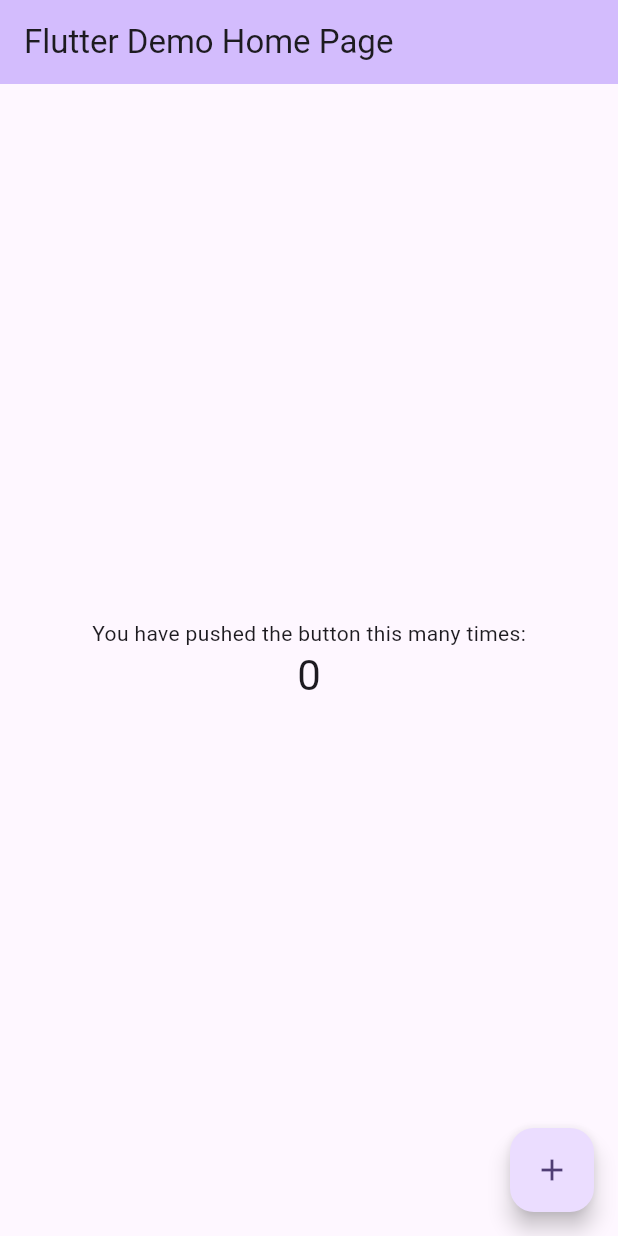
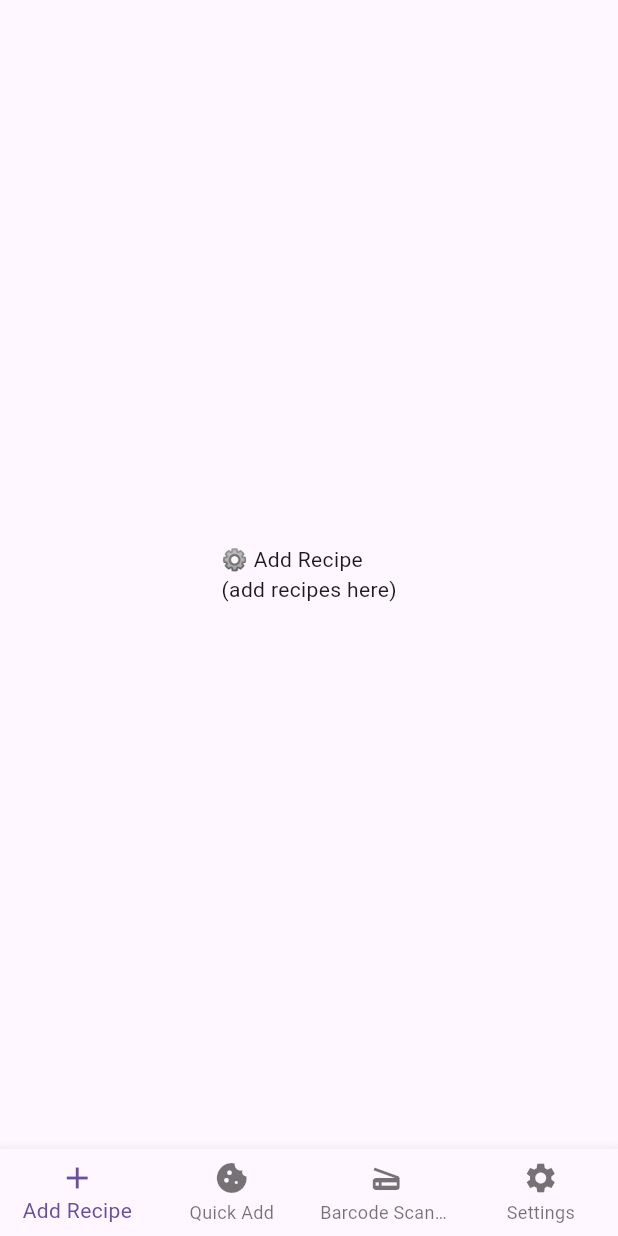
Before and after one commit to tysenh1/pantry.io-mobile, a Flutter app: the screen it shows after launch, on a phone screen of 412 x 824 dp. Run offline on Flutter 3.47's test engine with Material 3 defaults, Android fonts, the phone set to English and light mode, and no system bars; our stand-ins replace drift; accounts and stored records are empty; generated files the repository leaves out were written again.

Commit message:
feat: Started working on a togglable switch for the llm chatbot

```diff
--- /dev/null
+++ b/lib/core/providers/app_state.dart
@@ -0,0 +1,12 @@
+import 'package:flutter/foundation.dart';
+
+class AppState extends ChangeNotifier {
+  bool _isLLMConnected = false;
+
+  bool get isLLMConnected => _isLLMConnected;
+
+  void setLLMConnected(bool connected) {
+    _isLLMConnected = connected;
+    notifyListeners();
+  }
+}
--- /dev/null
+++ b/lib/features/chatbot/presentation/screens/chatbot_screen.dart
@@ -0,0 +1,10 @@
+import 'package:flutter/material.dart';
+
+class ChatbotScreen extends StatelessWidget {
+  const ChatbotScreen({super.key});
+
+  @override
+  Widget build(BuildContext context) {
+    return const Center(child: Text('⚙️ Chatbot\n(chat here)'));
+  }
+}
--- /dev/null
+++ b/lib/features/recipeAdd/presentation/screens/recipe_add_screen.dart
@@ -0,0 +1,10 @@
+import 'package:flutter/material.dart';
+
+class RecipeAddScreen extends StatelessWidget {
+  const RecipeAddScreen({super.key});
+
+  @override
+  Widget build(BuildContext context) {
+    return const Center(child: Text('⚙️ Add Recipe\n(add recipes here)'));
+  }
+}
--- a/lib/main.dart
+++ b/lib/main.dart
@@ -1,127 +1,31 @@
 import 'package:flutter/material.dart';
-import 'package:pantry_io_mobile/core/services/database_service.dart';
 import 'package:provider/provider.dart';
+import 'core/services/database_service.dart';
+import 'core/providers/app_state.dart';
+import 'shared/screens/main_screen.dart';
 
 void main() {
   WidgetsFlutterBinding.ensureInitialized();
   runApp(
-    ChangeNotifierProvider(create: (_) => DatabaseService(), child: MyApp()),
+    MultiProvider(
+      providers: [
+        ChangeNotifierProvider(create: (_) => DatabaseService()),
+        ChangeNotifierProvider(create: (_) => AppState()),
+      ],
+      child: const MyApp(),
+    ),
   );
 }
 
 class MyApp extends StatelessWidget {
   const MyApp({super.key});
 
-  // This widget is the root of your application.
   @override
   Widget build(BuildContext context) {
     return MaterialApp(
-      title: 'Flutter Demo',
-      theme: ThemeData(
-        // This is the theme of your application.
-        //
-        // TRY THIS: Try running your application with "flutter run". You'll see
-        // the application has a purple toolbar. Then, without quitting the app,
-        // try changing the seedColor in the colorScheme below to Colors.green
-        // and then invoke "hot reload" (save your changes or press the "hot
-        // reload" button in a Flutter-supported IDE, or press "r" if you used
-        // the command line to start the app).
-        //
-        // Notice that the counter didn't reset back to zero; the application
-        // state is not lost during the reload. To reset the state, use hot
-        // restart instead.
-        //
-        // This works for code too, not just values: Most code changes can be
-        // tested with just a hot reload.
-        colorScheme: .fromSeed(seedColor: Colors.deepPurple),
-      ),
-      home: const MyHomePage(title: 'Flutter Demo Home Page'),
+      title: 'Pantry App',
+      theme: ThemeData(primarySwatch: Colors.green, useMaterial3: true),
+      home: const MainScreen(),
     );
   }
 }
-
-class MyHomePage extends StatefulWidget {
-  const MyHomePage({super.key, required this.title});
-
-  // This widget is the home page of your application. It is stateful, meaning
-  // that it has a State object (defined below) that contains fields that affect
-  // how it looks.
-
-  // This class is the configuration for the state. It holds the values (in this
-  // case the title) provided by the parent (in this case the App widget) and
-  // used by the build method of the State. Fields in a Widget subclass are
-  // always marked "final".
-
-  final String title;
-
-  @override
-  State<MyHomePage> createState() => _MyHomePageState();
-}
-
-class _MyHomePageState extends State<MyHomePage> {
-  int _counter = 0;
-
-  void _incrementCounter() {
-    setState(() {
-      // This call to setState tells the Flutter framework that something has
-      // changed in this State, which causes it to rerun the build method below
-      // so that the display can reflect the updated values. If we changed
-      // _counter without calling setState(), then the build method would not be
-      // called again, and so nothing would appear to happen.
-      _counter++;
-    });
-  }
-
-  @override
-  Widget build(BuildContext context) {
-    // This method is rerun every time setState is called, for instance as done
-    // by the _incrementCounter method above.
-    //
-    // The Flutter framework has been optimized to make rerunning build methods
-    // fast, so that you can just rebuild anything that needs updating rather
-    // than having to individually change instances of widgets.
-    return Scaffold(
-      appBar: AppBar(
-        // TRY THIS: Try changing the color here to a specific color (to
-        // Colors.amber, perhaps?) and trigger a hot reload to see the AppBar
-        // change color while the other colors stay the same.
-        backgroundColor: Theme.of(context).colorScheme.inversePrimary,
-        // Here we take the value from the MyHomePage object that was created by
-        // the App.build method, and use it to set our appbar title.
-        title: Text(widget.title),
-      ),
-      body: Center(
-        // Center is a layout widget. It takes a single child and positions it
-        // in the middle of the parent.
-        child: Column(
-          // Column is also a layout widget. It takes a list of children and
-          // arranges them vertically. By default, it sizes itself to fit its
-          // children horizontally, and tries to be as tall as its parent.
-          //
-          // Column has various properties to control how it sizes itself and
-          // how it positions its children. Here we use mainAxisAlignment to
-          // center the children vertically; the main axis here is the vertical
-          // axis because Columns are vertical (the cross axis would be
-          // horizontal).
-          //
-          // TRY THIS: Invoke "debug painting" (choose the "Toggle Debug Paint"
-          // action in the IDE, or press "p" in the console), to see the
-          // wireframe for each widget.
-          mainAxisAlignment: .center,
-          children: [
-            const Text('You have pushed the button this many times:'),
-            Text(
-              '$_counter',
-              style: Theme.of(context).textTheme.headlineMedium,
-            ),
-          ],
-        ),
-      ),
-      floatingActionButton: FloatingActionButton(
-        onPressed: _incrementCounter,
-        tooltip: 'Increment',
-        child: const Icon(Icons.add),
-      ),
-    );
-  }
-}
--- /dev/null
+++ b/lib/shared/screens/main_screen.dart
@@ -0,0 +1,47 @@
+import 'package:flutter/material.dart';
+import 'package:pantry_io_mobile/core/providers/app_state.dart';
+import 'package:pantry_io_mobile/features/chatbot/presentation/screens/chatbot_screen.dart';
+import 'package:pantry_io_mobile/features/quickAdd/presentation/screens/quick_add_screen.dart';
+import 'package:pantry_io_mobile/features/recipeAdd/presentation/screens/recipe_add_screen.dart';
+import 'package:pantry_io_mobile/features/scanner/presentation/screens/scanner_screen.dart';
+import 'package:pantry_io_mobile/features/settings/presentation/screens/settings_screen.dart';
+import 'package:provider/provider.dart';
+import '../widgets/bottom_nav.dart'; // Your component
+
+class MainScreen extends StatefulWidget {
+  const MainScreen({super.key});
+
+  @override
+  State<MainScreen> createState() => _MainScreenState();
+}
+
+class _MainScreenState extends State<MainScreen> {
+  int currentIndex = 0;
+
+  @override
+  Widget build(BuildContext context) {
+    return Consumer<AppState>(
+      builder: (context, appState, _) {
+        final List<Widget> pages = [
+          const RecipeAddScreen(),
+          const QuickAddScreen(),
+          if (appState.isLLMConnected) const ScannerScreen(),
+          const ChatbotScreen(),
+          const SettingsScreen(),
+        ];
+
+        if (currentIndex >= pages.length) {
+          currentIndex = pages.isEmpty ? 0 : pages.length - 1;
+        }
+
+        return Scaffold(
+          body: pages[currentIndex],
+          bottomNavigationBar: AppBottomNav(
+            currentIndex: currentIndex,
+            onTap: (index) => setState(() => currentIndex = index),
+          ),
+        );
+      },
+    );
+  }
+}
--- /dev/null
+++ b/lib/shared/widgets/bottom_nav.dart
@@ -0,0 +1,53 @@
+import 'package:flutter/material.dart';
+import 'package:pantry_io_mobile/core/providers/app_state.dart';
+import 'package:provider/provider.dart';
+
+class AppBottomNav extends StatelessWidget {
+  final int currentIndex;
+  final ValueChanged<int> onTap;
+
+  const AppBottomNav({
+    super.key,
+    required this.currentIndex,
+    required this.onTap,
+  });
+
+  @override
+  Widget build(BuildContext context) {
+    return Consumer<AppState>(
+      builder: (context, appState, _) {
+        return BottomNavigationBar(
+          type: BottomNavigationBarType.fixed,
+          currentIndex: currentIndex,
+          onTap: onTap,
+          items: [
+            const BottomNavigationBarItem(
+              icon: Icon(Icons.add),
+              label: 'Add Recipe',
+            ),
+
+            const BottomNavigationBarItem(
+              icon: Icon(Icons.cookie),
+              label: 'Quick Add',
+            ),
+            if (appState.isLLMConnected)
+              const BottomNavigationBarItem(
+                icon: Icon(Icons.chat),
+                label: 'Chatbot',
+              ),
+
+            const BottomNavigationBarItem(
+              icon: Icon(Icons.scanner),
+              label: 'Barcode Scanner',
+            ),
+
+            const BottomNavigationBarItem(
+              icon: Icon(Icons.settings),
+              label: 'Settings',
+            ),
+          ],
+        );
+      },
+    );
+  }
+}
```
Also changed, not shown: lib/core/data/database/app_database.dart (+6 -6 lines), lib/features/quickAdd/presentation/screens/quick_add_screen.dart (added, +10 -0 lines), lib/features/scanner/presentation/screens/scanner_screen.dart (added, +10 -0 lines), lib/features/settings/presentation/screens/settings_screen.dart (added, +37 -0 lines).
